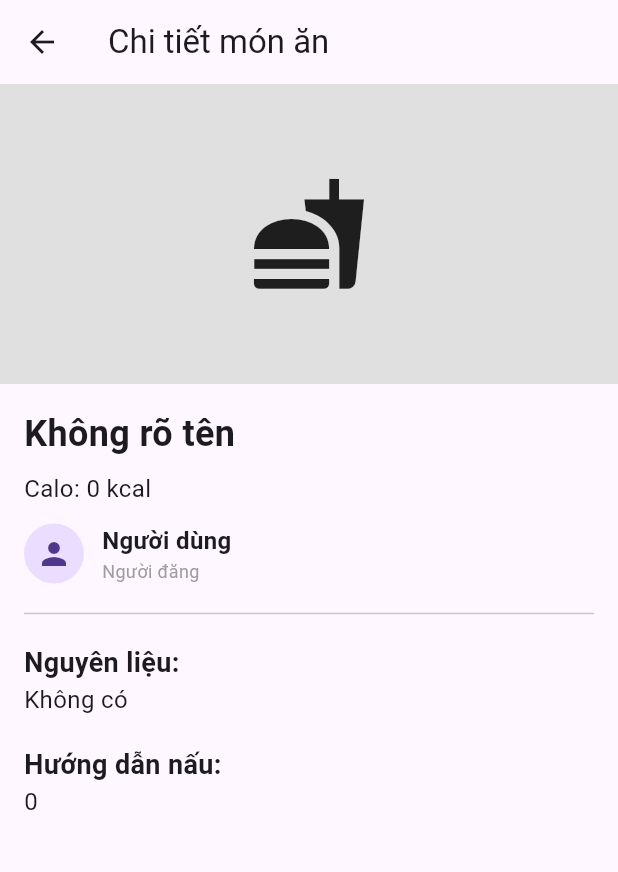
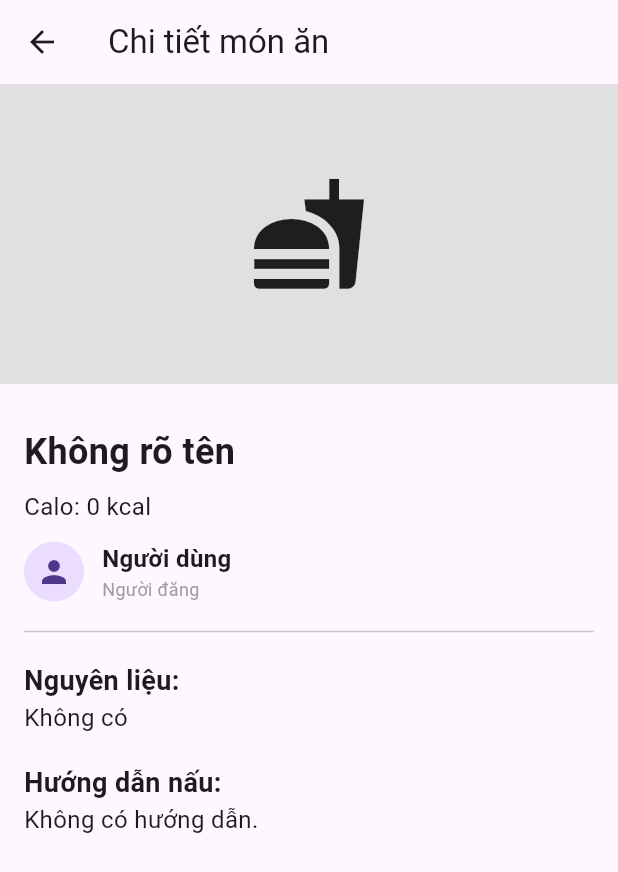
Before and after one commit to Hoanganhthu1301/DACN, a Flutter app: the FoodDetailScreen screen opened directly with empty values, on a phone screen of 412 x 824 dp. Shown: the top 872 px of the screen. Run offline on Flutter 3.47's test engine with Material 3 defaults, Android fonts, the phone set to English and light mode, and no system bars; our stand-ins replace cloud_firestore, firebase_auth, firebase_core, firebase_messaging, firebase_storage, flutter_local_notifications and 2 more; accounts and stored records are empty.

Commit message:
sua chi tiet mon an

```diff
--- a/lib/core/push/push_service_min.dart
+++ b/lib/core/push/push_service_min.dart
@@ -78,11 +78,13 @@ class PushServiceMin {
 
     // 4) Người dùng bấm vào notification
     FirebaseMessaging.onMessageOpenedApp.listen((m) {
+      if (!context.mounted) return;
       _handleTap(context, jsonEncode(m.data));
     });
 
     // 5) App mở từ thông báo khi đang bị kill
     final initial = await _messaging.getInitialMessage();
+    if (!context.mounted) return;
     if (initial != null) {
       _handleTap(context, jsonEncode(initial.data));
     }
--- a/lib/screens/food/food_detail_screen.dart
+++ b/lib/screens/food/food_detail_screen.dart
@@ -1,13 +1,10 @@
 import 'package:flutter/material.dart';
 import 'package:video_player/video_player.dart';
 import 'package:cloud_firestore/cloud_firestore.dart';
-
-// Thêm import để điều hướng tới trang hồ sơ người đăng
-import '../profile/profile_screen.dart';
+import '../profile/profile_screen.dart'; // import trang profile người đăng
 
 class FoodDetailScreen extends StatefulWidget {
   final String foodId;
-
   const FoodDetailScreen({super.key, required this.foodId});
 
   @override
@@ -17,11 +14,47 @@ class FoodDetailScreen extends StatefulWidget {
 class _FoodDetailScreenState extends State<FoodDetailScreen> {
   VideoPlayerController? _videoController;
   bool _isVideoReady = false;
+  String instructions = '';
 
   @override
   void dispose() {
     _videoController?.dispose();
     super.dispose();
+  }
+
+  void _setupVideo(String videoUrl) {
+    if (_videoController == null && videoUrl.isNotEmpty) {
+      _videoController = VideoPlayerController.networkUrl(Uri.parse(videoUrl))
+        ..initialize().then((_) {
+          if (mounted) setState(() => _isVideoReady = true);
+        });
+    }
+  }
+
+  void _togglePlayPause() {
+    if (_videoController == null) return;
+    setState(() {
+      _videoController!.value.isPlaying
+          ? _videoController!.pause()
+          : _videoController!.play();
+    });
+  }
+
+  void _seekBy(Duration offset) {
+    if (_videoController == null) return;
+    final pos = _videoController!.value.position;
+    final dur = _videoController!.value.duration;
+    var target = pos + offset;
+    if (target < Duration.zero) target = Duration.zero;
+    if (target > dur) target = dur;
+    _videoController!.seekTo(target);
+  }
+
+  void _changeSpeed(double delta) {
+    if (_videoController == null) return;
+    final curSpeed = _videoController!.value.playbackSpeed;
+    _videoController!.setPlaybackSpeed((curSpeed + delta).clamp(0.25, 3.0));
+    setState(() {}); // cập nhật text tốc độ
   }
 
   String _getString(Map<String, dynamic> map, List<String> keys) {
@@ -44,9 +77,6 @@ class _FoodDetailScreenState extends State<FoodDetailScreen> {
             .doc(widget.foodId)
             .get(),
         builder: (context, snapshot) {
-          if (snapshot.connectionState == ConnectionState.waiting) {
-            return const Center(child: CircularProgressIndicator());
-          }
           if (!snapshot.hasData || !snapshot.data!.exists) {
             return const Center(child: Text("Không tìm thấy món ăn"));
           }
@@ -59,9 +89,15 @@ class _FoodDetailScreenState extends State<FoodDetailScreen> {
           final calories = _getString(food, ['calories', 'kcal']);
           final diet = _getString(food, ['diet']);
           final ingredients = _getString(food, ['ingredients']);
-          final instructions = _getString(food, ['instructions', 'steps']);
+          final instrData = food['instructions'];
+          if (instrData != null) {
+            if (instrData is String) {
+              instructions = instrData;
+            } else if (instrData is List<dynamic>) {
+              instructions = instrData.join("\n");
+            }
+          }
 
-          // Thông tin người đăng (có fallback cho dữ liệu cũ)
           final authorId = _getString(food, [
             'authorId',
             'authorID',
@@ -84,12 +120,9 @@ class _FoodDetailScreenState extends State<FoodDetailScreen> {
             'avatar',
           ]);
 
-          // Khởi tạo video (chỉ khi có link)
           if (videoUrl.isNotEmpty && !_isVideoReady) {
-            _videoController =
-                VideoPlayerController.networkUrl(Uri.parse(videoUrl))
-                  ..initialize().then((_) {
-                    if (mounted) setState(() => _isVideoReady = true);
+            WidgetsBinding.instance.addPostFrameCallback((_) {
+              _setupVideo(videoUrl);
             });
           }
 
@@ -97,7 +130,7 @@ class _FoodDetailScreenState extends State<FoodDetailScreen> {
             child: Column(
               crossAxisAlignment: CrossAxisAlignment.start,
               children: [
-                // --- Ảnh món ăn ---
+                // Ảnh món ăn
                 imageUrl.isNotEmpty
                     ? Image.network(
                         imageUrl,
@@ -111,8 +144,8 @@ class _FoodDetailScreenState extends State<FoodDetailScreen> {
                         color: Colors.grey.shade300,
                         child: const Icon(Icons.fastfood, size: 80),
                       ),
+                const SizedBox(height: 12),
 
-                // --- Thông tin ---
                 Padding(
                   padding: const EdgeInsets.all(16.0),
                   child: Column(
@@ -135,10 +168,9 @@ class _FoodDetailScreenState extends State<FoodDetailScreen> {
                           "Chế độ ăn: $diet",
                           style: const TextStyle(fontSize: 16),
                         ),
-
                       const SizedBox(height: 12),
 
-                      // --- Khu vực người đăng (bấm để vào profile nếu có authorId) ---
+                      // Người đăng
                       _AuthorSection(
                         authorId: authorId,
                         fallbackName: authorNameFb.isEmpty
@@ -151,13 +183,11 @@ class _FoodDetailScreenState extends State<FoodDetailScreen> {
                       const Divider(),
                       const SizedBox(height: 12),
 
-                      // --- Nguyên liệu ---
+                      // Nguyên liệu
                       const Text(
                         "Nguyên liệu:",
                         style: TextStyle(
-                          fontSize: 18,
-                          fontWeight: FontWeight.bold,
-                        ),
+                            fontSize: 18, fontWeight: FontWeight.bold),
                       ),
                       Text(
                         ingredients.isEmpty ? 'Không có' : ingredients,
@@ -165,13 +195,11 @@ class _FoodDetailScreenState extends State<FoodDetailScreen> {
                       ),
                       const SizedBox(height: 20),
 
-                      // --- Hướng dẫn ---
+                      // Hướng dẫn
                       const Text(
                         "Hướng dẫn nấu:",
                         style: TextStyle(
-                          fontSize: 18,
-                          fontWeight: FontWeight.bold,
-                        ),
+                            fontSize: 18, fontWeight: FontWeight.bold),
                       ),
                       Text(
                         instructions.isEmpty
@@ -184,57 +212,56 @@ class _FoodDetailScreenState extends State<FoodDetailScreen> {
                   ),
                 ),
 
-                // --- Video hướng dẫn ---
-                if (videoUrl.isNotEmpty)
+                // Video
+                if (videoUrl.isNotEmpty && _videoController != null)
                   Padding(
-                    padding: const EdgeInsets.symmetric(
-                      horizontal: 16,
-                      vertical: 8,
-                    ),
+                    padding:
+                        const EdgeInsets.symmetric(horizontal: 16, vertical: 8),
                     child: Column(
                       crossAxisAlignment: CrossAxisAlignment.start,
                       children: [
                         const Text(
                           "🎬 Video hướng dẫn:",
                           style: TextStyle(
-                            fontSize: 18,
-                            fontWeight: FontWeight.bold,
-                          ),
+                              fontSize: 18, fontWeight: FontWeight.bold),
                         ),
                         const SizedBox(height: 8),
-                        if (_isVideoReady && _videoController != null)
                         AspectRatio(
                           aspectRatio: _videoController!.value.aspectRatio,
                           child: VideoPlayer(_videoController!),
-                          )
-                        else
-                          const Center(
-                            child: Padding(
-                              padding: EdgeInsets.all(12.0),
-                              child: CircularProgressIndicator(),
                         ),
+                        VideoProgressIndicator(_videoController!,
+                            allowScrubbing: true),
+                        Row(
+                          mainAxisAlignment: MainAxisAlignment.center,
+                          children: [
+                            IconButton(
+                                icon: const Icon(Icons.replay_10),
+                                onPressed: () =>
+                                    _seekBy(const Duration(seconds: -10))),
+                            IconButton(
+                                icon: Icon(_videoController!.value.isPlaying
+                                    ? Icons.pause
+                                    : Icons.play_arrow),
+                                onPressed: _togglePlayPause),
+                            IconButton(
+                                icon: const Icon(Icons.forward_10),
+                                onPressed: () =>
+                                    _seekBy(const Duration(seconds: 10))),
+                            IconButton(
+                                icon: const Icon(Icons.fast_forward),
+                                onPressed: () => _changeSpeed(0.25)),
+                            IconButton(
+                                icon: const Icon(Icons.fast_rewind),
+                                onPressed: () => _changeSpeed(-0.25)),
+                            Text(
+                                '${_videoController!.value.playbackSpeed.toStringAsFixed(2)}x')
+                          ],
                         ),
-                        if (_isVideoReady && _videoController != null)
-                          IconButton(
-                            icon: Icon(
-                              _videoController!.value.isPlaying
-                                  ? Icons.pause
-                                  : Icons.play_arrow,
-                              size: 40,
-                            ),
-                            onPressed: () {
-                              setState(() {
-                                _videoController!.value.isPlaying
-                                    ? _videoController!.pause()
-                                    : _videoController!.play();
-                              });
-                            },
-                          ),
+                        const SizedBox(height: 16),
                       ],
                     ),
                   ),
-
-                const SizedBox(height: 20),
               ],
             ),
           );
@@ -257,7 +284,6 @@ class _AuthorSection extends StatelessWidget {
 
   @override
   Widget build(BuildContext context) {
-    // Nếu thiếu authorId (bài cũ), chỉ hiển thị fallback, không điều hướng
     if (authorId.isEmpty) {
       return Row(
         children: [
@@ -275,9 +301,7 @@ class _AuthorSection extends StatelessWidget {
               Text(
                 fallbackName,
                 style: const TextStyle(
-                  fontSize: 16,
-                  fontWeight: FontWeight.w600,
-                ),
+                    fontSize: 16, fontWeight: FontWeight.w600),
               ),
               const Text(
                 'Người đăng',
@@ -289,11 +313,8 @@ class _AuthorSection extends StatelessWidget {
       );
     }
 
-    // Có authorId: đọc users/{authorId} realtime để hiện đúng tên/ảnh và cho phép điều hướng
-    final userDocStream = FirebaseFirestore.instance
-        .collection('users')
-        .doc(authorId)
-        .snapshots();
+    final userDocStream =
+        FirebaseFirestore.instance.collection('users').doc(authorId).snapshots();
 
     return InkWell(
       onTap: () {
@@ -309,9 +330,7 @@ class _AuthorSection extends StatelessWidget {
           final displayName = (data?['displayName'] ?? '').toString().trim();
           final photoURL = (data?['photoURL'] ?? '').toString().trim();
 
-          final nameToShow = displayName.isNotEmpty
-              ? displayName
-              : fallbackName;
+          final nameToShow = displayName.isNotEmpty ? displayName : fallbackName;
           final photoToShow = photoURL.isNotEmpty ? photoURL : fallbackPhotoURL;
 
           return Row(
@@ -330,9 +349,7 @@ class _AuthorSection extends StatelessWidget {
                   Text(
                     nameToShow,
                     style: const TextStyle(
-                      fontSize: 16,
-                      fontWeight: FontWeight.w600,
-                    ),
+                        fontSize: 16, fontWeight: FontWeight.w600),
                   ),
                   const Text(
                     'Người đăng',
```
Also changed, not shown: lib/screens/dashboard_screen.dart (+6 -12 lines), lib/screens/food/manage_food_page.dart (+45 -0 lines). Lines whose indentation alone changed are shown as unchanged.
